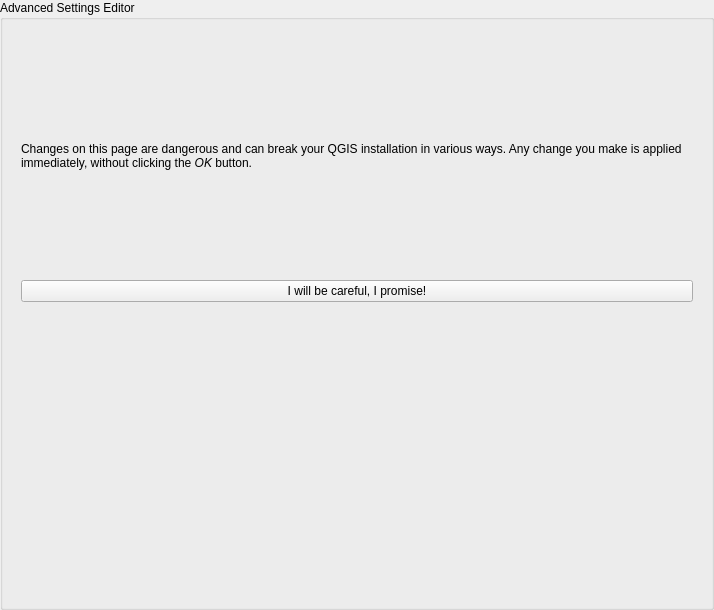
Before: the Qt Designer form src/ui/qgsadvancedsettingswidget.ui in qgis/QGIS, drawn with Qt 5.
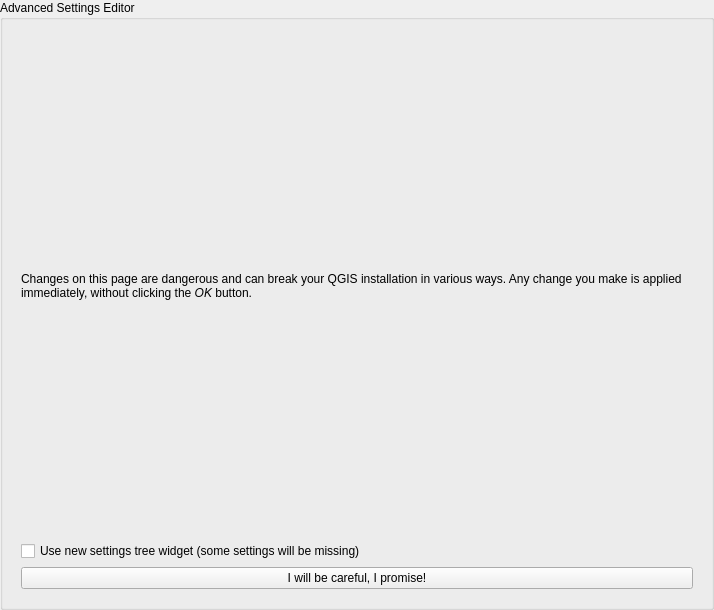
After: the same form once the commit is applied. Custom widgets are drawn as their Qt base class.

Commit message: use new settings tree in advanced options choice can be made to use the old or new tree also add a hidden setting to bypass warning

```diff
--- a/src/ui/qgsadvancedsettingswidget.ui
+++ b/src/ui/qgsadvancedsettingswidget.ui
@@ -10,7 +10,13 @@
     <height>610</height>
    </rect>
   </property>
-  <layout class="QHBoxLayout" name="horizontalLayout">
+  <property name="sizePolicy">
+   <sizepolicy hsizetype="MinimumExpanding" vsizetype="MinimumExpanding">
+    <horstretch>0</horstretch>
+    <verstretch>0</verstretch>
+   </sizepolicy>
+  </property>
+  <layout class="QVBoxLayout" name="verticalLayout_2">
    <property name="leftMargin">
     <number>0</number>
    </property>
@@ -24,7 +30,13 @@
     <number>0</number>
    </property>
    <item>
-    <widget class="QGroupBox" name="groupBox_26">
+    <widget class="QGroupBox" name="mGroupBox">
+     <property name="sizePolicy">
+      <sizepolicy hsizetype="MinimumExpanding" vsizetype="MinimumExpanding">
+       <horstretch>0</horstretch>
+       <verstretch>0</verstretch>
+      </sizepolicy>
+     </property>
      <property name="title">
       <string>Advanced Settings Editor</string>
      </property>
@@ -42,6 +54,13 @@
            </property>
           </widget>
          </item>
+         <item>
+          <widget class="QCheckBox" name="mUseNewSettingsTree">
+           <property name="text">
+            <string>Use new settings tree widget (some settings will be missing)</string>
+           </property>
+          </widget>
+         </item>
          <item>
           <widget class="QPushButton" name="mAdvancedSettingsEnableButton">
            <property name="text">
@@ -52,26 +71,11 @@
         </layout>
        </widget>
       </item>
-      <item>
-       <widget class="QgsSettingsTreeWidget" name="mAdvancedSettingsEditor" native="true">
-        <property name="visible">
-         <bool>false</bool>
-        </property>
-       </widget>
-      </item>
      </layout>
     </widget>
    </item>
   </layout>
  </widget>
- <customwidgets>
-  <customwidget>
-   <class>QgsSettingsTreeWidget</class>
-   <extends>QWidget</extends>
-   <header>qgssettingstreewidget.h</header>
-   <container>1</container>
-  </customwidget>
- </customwidgets>
  <resources/>
  <connections/>
 </ui>
```
Left out of the diff: 2 changed lines with no effect on the pictures. The commit also changes 3 other files.
